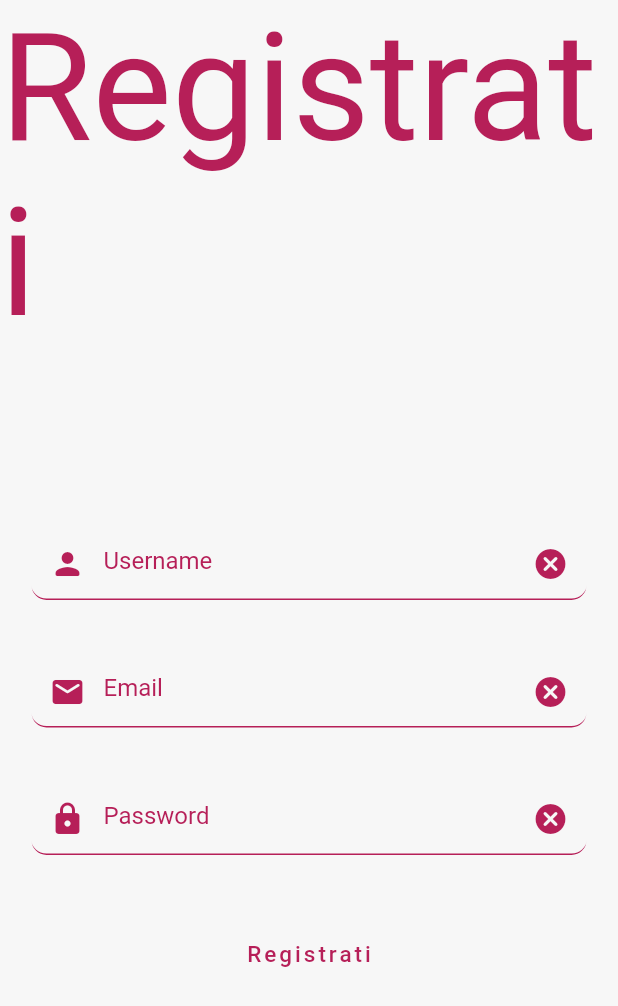
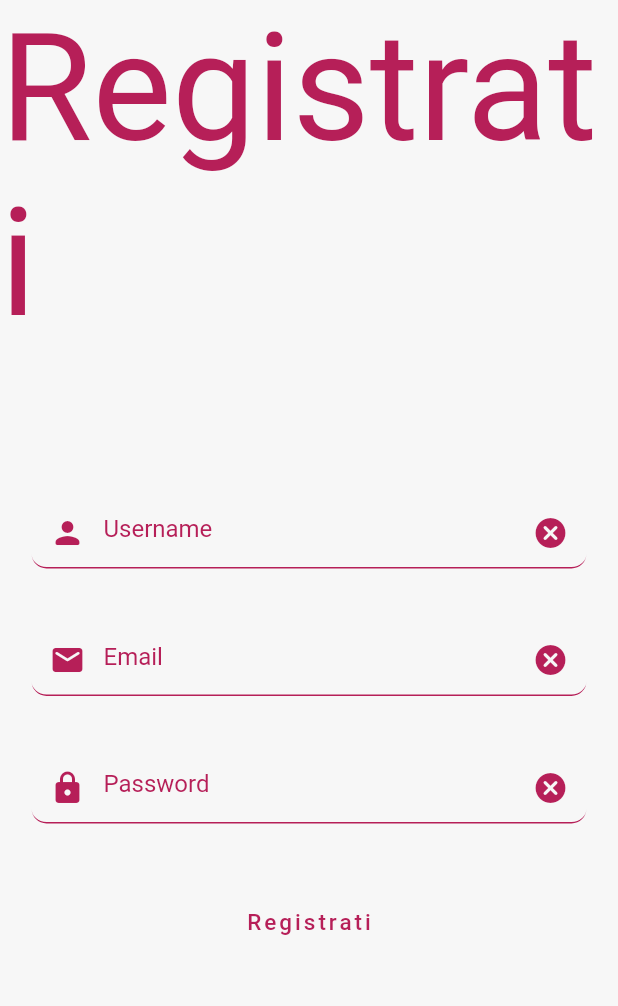
Before and after one commit to mirafiorielia/brinder, a Flutter app: the RegistrationPage screen opened directly, on a phone screen of 412 x 824 dp. Shown: the top 1006 px of the screen. Run offline on Flutter 3.47's test engine with Material 2 defaults, Android fonts, the phone set to English and light mode, and no system bars; our stand-ins replace firebase_auth, firebase_core, google_fonts; accounts and stored records are empty.

```diff
--- a/lib/LoginPages/registration_page.dart
+++ b/lib/LoginPages/registration_page.dart
@@ -130,7 +130,6 @@ class _RegistrationPageState extends State<RegistrationPage> {
                   mainAxisAlignment: MainAxisAlignment.center,
                   crossAxisAlignment: CrossAxisAlignment.center,
                   children: [
-                    const SizedBox(height: 21),
                     _buildUsernameField(),
                     const SizedBox(height: 21),
                     _buildEmailField(),
```
